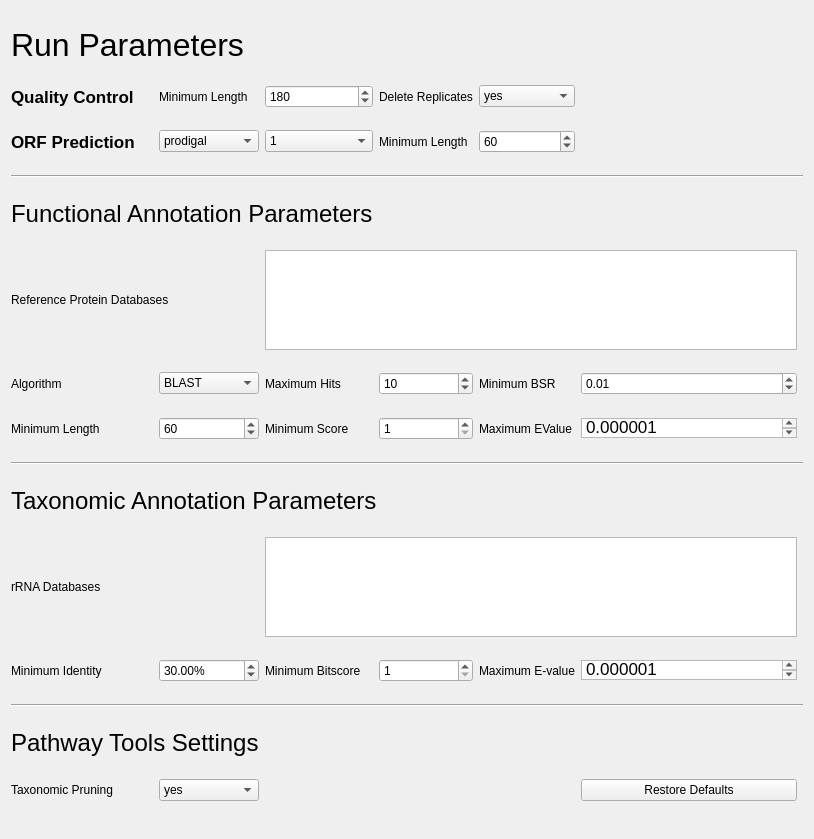
Old version of the form tabs/SettingsTab.ui in the repository hallamlab/MetaPathwaysGUI.
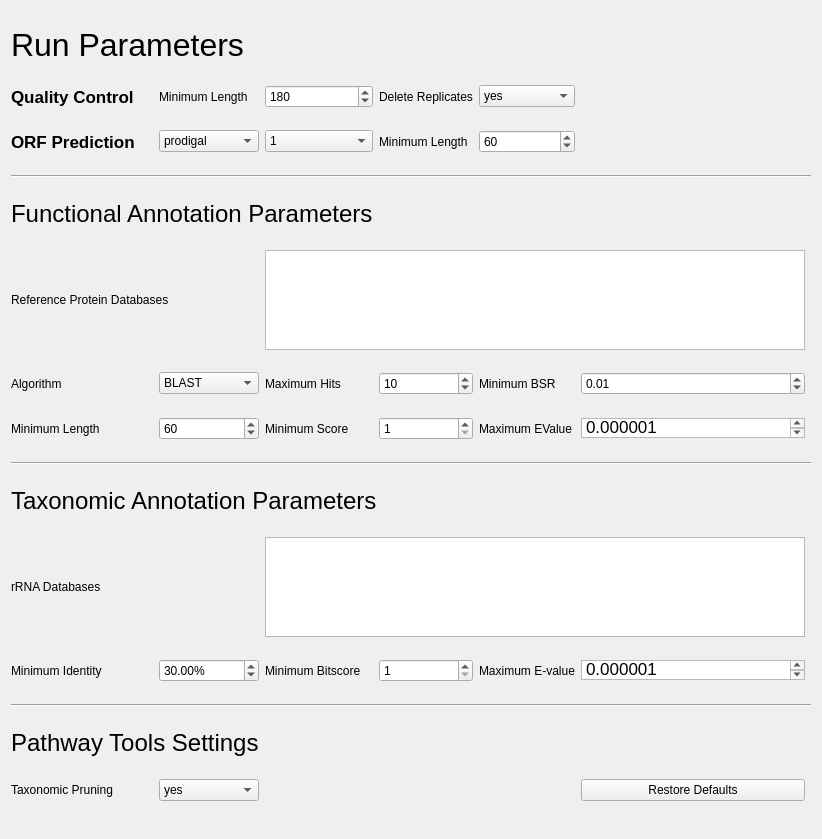
New version of the form.

What changed in the file:
```diff
--- a/tabs/SettingsTab.ui
+++ b/tabs/SettingsTab.ui
@@ -6,7 +6,7 @@
    <rect>
     <x>0</x>
     <y>0</y>
-    <width>814</width>
+    <width>822</width>
     <height>839</height>
    </rect>
   </property>
```
Left out of the diff: 33 changed lines with no effect on the pictures.
